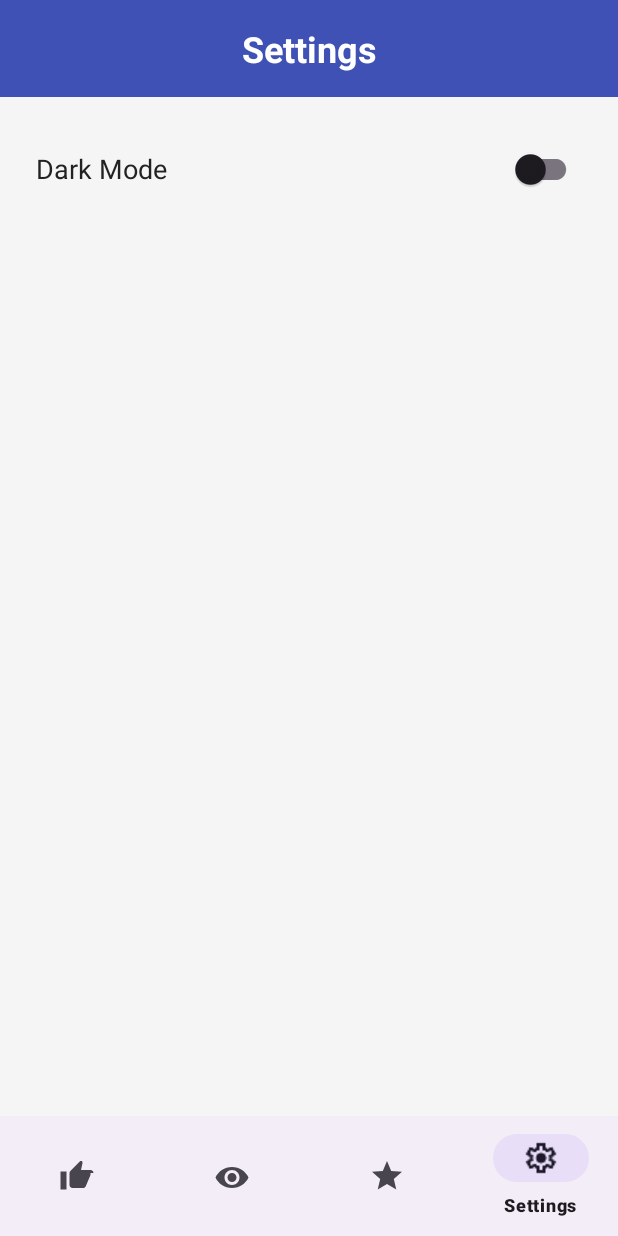
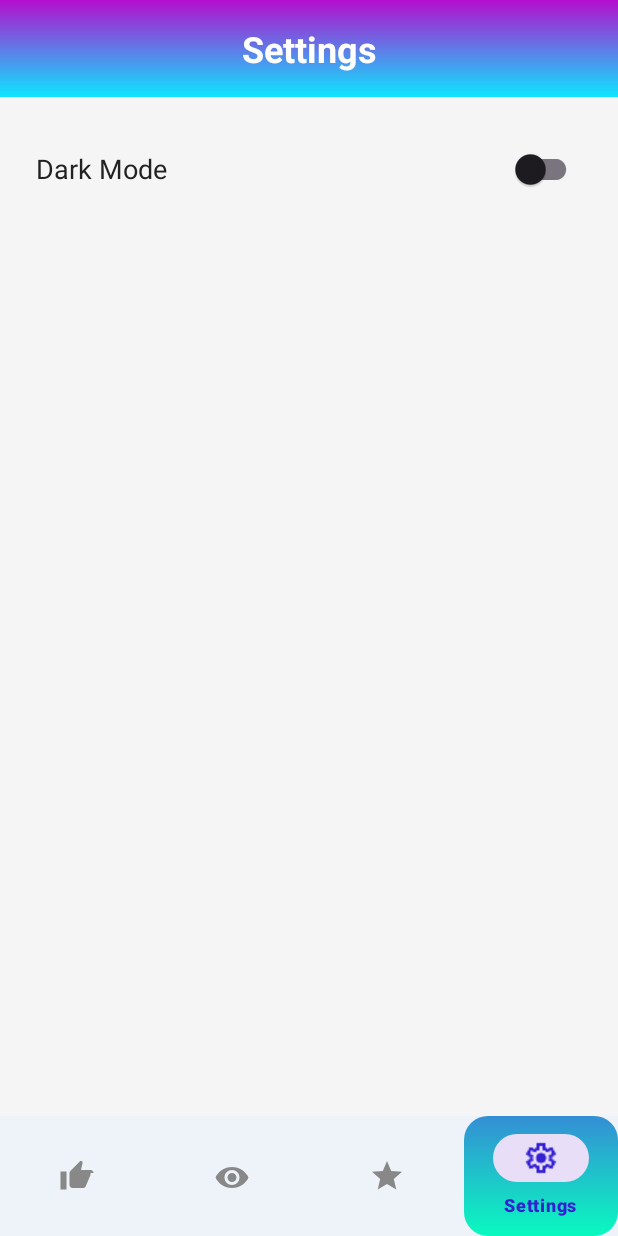
Before and after one commit to MarinaMihaela/AndroidApp, an Android app: the SettingsFragment screen opened through its navigation route, on a phone screen of 412 x 824 dp. Run offline under Robolectric (Android 15) with nearby library versions, the phone set to English and light mode, and no system bars; our stand-ins replace Firebase (no records; nobody signed in at launch, a user with empty details on screens opened directly), navigation-ui; 2 statements that could not run were skipped.

Commit message:
Added shape and gradient for banner and nav buttons, color selector for nav buttons and drawable selector for Watched button

```diff
--- /dev/null
+++ b/Proiect/app/src/main/res/color/nav_item_text_color.xml
@@ -0,0 +1,5 @@
+<?xml version="1.0" encoding="utf-8"?>
+<selector xmlns:android="http://schemas.android.com/apk/res/android">
+    <item android:color="#3321D1" android:state_checked="true"/>
+    <item android:color="#888888"/>
+</selector>
--- /dev/null
+++ b/Proiect/app/src/main/res/drawable/banner_gradient.xml
@@ -0,0 +1,9 @@
+<?xml version="1.0" encoding="utf-8"?>
+<shape xmlns:android="http://schemas.android.com/apk/res/android"
+    android:shape="rectangle">
+
+    <gradient
+        android:startColor="#0EE5FF"
+        android:endColor="#B40ECE"
+        android:angle="90"/>
+</shape>
--- /dev/null
+++ b/Proiect/app/src/main/res/drawable/bg_nav_item_selected.xml
@@ -0,0 +1,9 @@
+<?xml version="1.0" encoding="utf-8"?>
+<shape xmlns:android="http://schemas.android.com/apk/res/android"
+    android:shape="rectangle">
+    <gradient
+        android:startColor="#09FABF"
+        android:endColor="#348ED5"
+        android:angle="90"/>
+    <corners android:radius="16dp"/>
+</shape>
--- /dev/null
+++ b/Proiect/app/src/main/res/drawable/ic_watched_selected.xml
@@ -0,0 +1,30 @@
+<?xml version="1.0" encoding="utf-8"?>
+<vector xmlns:android="http://schemas.android.com/apk/res/android"
+    android:width="24dp"
+    android:height="24dp"
+    android:viewportWidth="24"
+    android:viewportHeight="24">
+
+    <path
+        android:fillColor="#000000"
+        android:pathData="M12,4 C6,4 1.73,8.11 0,12 c1.73,3.89 6,8 12,8s10.27,-4.11 12,-8c-1.73,-3.89 -6,-8 -12,-8zm0,14c-3.31,0 -6,-2.69 -6,-6s2.69,-6 6,-6 6,2.69 6,6 -2.69,6 -6,6z"/>
+
+
+    <path
+        android:fillColor="#000000"
+        android:pathData="M13,10.5c-1.38,0 -2.5,1.12 -2.5,2.5s1.12,2.5 2.5,2.5 2.5,-1.12 2.5,-2.5 -1.12,-2.5 -2.5,-2.5z"/>
+
+
+    <path
+        android:strokeColor="#000000"
+        android:strokeWidth="1.5"
+        android:strokeLineCap="round"
+        android:pathData="
+            M12,1 L12,4
+            M7.5,1.5 L8.5,4
+            M4.5,3 L6,5
+            M2.5,6 L4.5,7.5
+            M19.5,6 L17.5,7.5
+            M21.5,3 L18,5
+            M16.5,1.5 L15.5,4"/>
+</vector>
--- /dev/null
+++ b/Proiect/app/src/main/res/drawable/ic_watched_selector.xml
@@ -0,0 +1,5 @@
+<?xml version="1.0" encoding="utf-8"?>
+<selector xmlns:android="http://schemas.android.com/apk/res/android">
+    <item android:drawable="@drawable/ic_watched_selected" android:state_checked="true"/>
+    <item android:drawable="@drawable/ic_watched"/>
+</selector>
--- /dev/null
+++ b/Proiect/app/src/main/res/drawable/nav_item_bg_selector.xml
@@ -0,0 +1,5 @@
+<?xml version="1.0" encoding="utf-8"?>
+<selector xmlns:android="http://schemas.android.com/apk/res/android">
+    <item android:drawable="@drawable/bg_nav_item_selected" android:state_checked="true"/>
+    <item android:drawable="@android:color/transparent"/>
+</selector>
--- a/Proiect/app/src/main/res/layout/activity_main.xml
+++ b/Proiect/app/src/main/res/layout/activity_main.xml
@@ -15,12 +15,24 @@
         app:defaultNavHost="true" />
 
     <!-- 2) BottomNavigationView -->
+<!--    <com.google.android.material.bottomnavigation.BottomNavigationView-->
+<!--        android:id="@+id/bottom_nav"-->
+<!--        android:layout_width="match_parent"-->
+<!--        android:layout_height="wrap_content"-->
+<!--        android:layout_gravity="bottom"-->
+<!--        app:menu="@menu/bottom_nav_menu"-->
+<!--        />-->
+
     <com.google.android.material.bottomnavigation.BottomNavigationView
         android:id="@+id/bottom_nav"
         android:layout_width="match_parent"
         android:layout_height="wrap_content"
         android:layout_gravity="bottom"
-        app:menu="@menu/bottom_nav_menu"
-        />
+        android:background="?android:attr/windowBackground"
+        app:itemIconTint="@color/nav_item_text_color"
+        app:itemTextColor="@color/nav_item_text_color"
+        app:itemBackground="@drawable/nav_item_bg_selector"
+        app:menu="@menu/bottom_nav_menu"/>
+
 
 </androidx.coordinatorlayout.widget.CoordinatorLayout>
--- a/Proiect/app/src/main/res/layout/fragment_movie_recommendation.xml
+++ b/Proiect/app/src/main/res/layout/fragment_movie_recommendation.xml
@@ -17,7 +17,7 @@
         android:gravity="center"
         android:padding="16dp"
         android:textColor="@color/banner_text"
-        android:background="@color/banner_bg" />
+        android:background="@drawable/banner_gradient" />
 
     <!-- Lista de filme -->
     <androidx.recyclerview.widget.RecyclerView
--- a/Proiect/app/src/main/res/layout/fragment_settings.xml
+++ b/Proiect/app/src/main/res/layout/fragment_settings.xml
@@ -15,7 +15,7 @@
         android:textStyle="bold"
         android:gravity="center"
         android:padding="16dp"
-        android:background="@color/banner_bg"
+        android:background="@drawable/banner_gradient"
         android:textColor="@color/banner_text"/>
 
     <LinearLayout
--- a/Proiect/app/src/main/res/menu/bottom_nav_menu.xml
+++ b/Proiect/app/src/main/res/menu/bottom_nav_menu.xml
@@ -8,7 +8,7 @@
 
     <item
         android:id="@+id/watchedFragment"
-        android:icon="@drawable/ic_watched"
+        android:icon="@drawable/ic_watched_selector"
         android:title="Watched"/>
 
     <item
```
